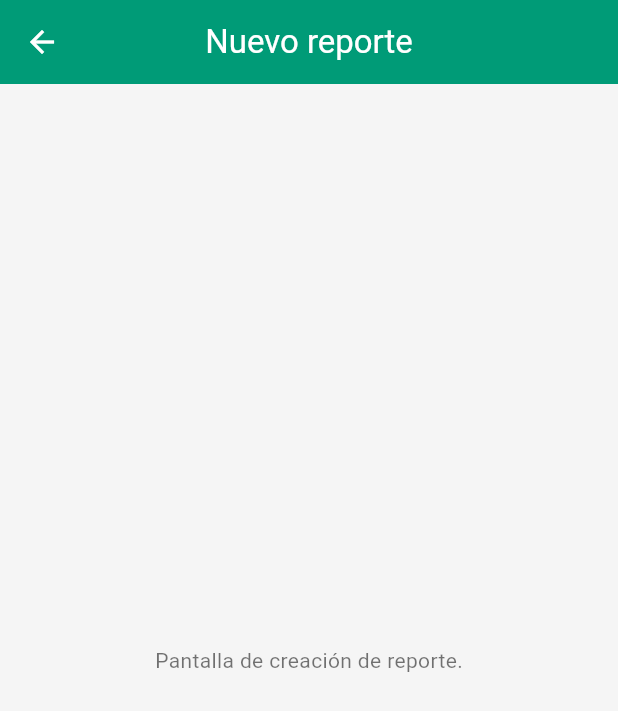
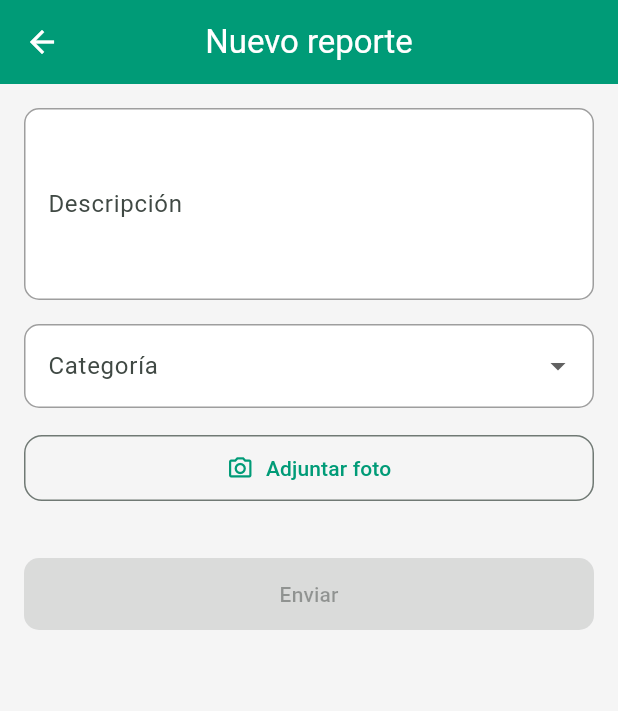
Before and after one commit to ErwinZGriego/FixItApp, a Flutter app: the CreateReportScreen screen opened by its route, on a phone screen of 412 x 824 dp. Shown: the top 711 px of the screen. Run offline on Flutter 3.47's test engine with Material 3 defaults, Android fonts, the phone set to English and light mode, and no system bars; our stand-ins replace firebase_core, get_it, image_picker; accounts and stored records are empty.

Commit message:
Feat: created form for the new reports

```diff
--- a/lib/presentation/screens/create_report_screen.dart
+++ b/lib/presentation/screens/create_report_screen.dart
@@ -1,4 +1,9 @@
+import 'dart:io';
+
 import 'package:flutter/material.dart';
+import 'package:provider/provider.dart';
+
+import '../viewmodels/create_report_view_model.dart';
 
 class CreateReportScreen extends StatelessWidget {
   const CreateReportScreen({super.key});
@@ -7,14 +12,109 @@ class CreateReportScreen extends StatelessWidget {
 
   @override
   Widget build(BuildContext context) {
+    final vm = context.watch<CreateReportViewModel>();
+
     return Scaffold(
       appBar: AppBar(title: const Text('Nuevo reporte')),
-      body: const Center(
-        child: Text(
-          'Pantalla de creación de reporte.',
-          style: TextStyle(color: Colors.black54),
+      body: SingleChildScrollView(
+        padding: const EdgeInsets.all(16),
+        child: Column(
+          crossAxisAlignment: CrossAxisAlignment.stretch,
+          children: [
+            // Descripción
+            TextField(
+              controller: vm.descriptionController,
+              maxLines: 4,
+              decoration: InputDecoration(
+                labelText: 'Descripción',
+                hintText: 'Describe el incidente...',
+                border: OutlineInputBorder(
+                  borderRadius: BorderRadius.circular(12),
+                ),
+              ),
+            ),
+            const SizedBox(height: 16),
+
+            // Categoría
+            DropdownButtonFormField<String>(
+              initialValue: vm.selectedCategory,
+              items: vm.categories
+                  .map((c) => DropdownMenuItem(value: c, child: Text(c)))
+                  .toList(),
+              onChanged: vm.setCategory,
+              decoration: InputDecoration(
+                labelText: 'Categoría',
+                border: OutlineInputBorder(
+                  borderRadius: BorderRadius.circular(12),
+                ),
+              ),
+            ),
+            const SizedBox(height: 16),
+
+            // Adjuntar foto
+            OutlinedButton.icon(
+              onPressed: vm.isBusy ? null : vm.attachPhoto,
+              icon: vm.isBusy
+                  ? const SizedBox(
+                      width: 18,
+                      height: 18,
+                      child: CircularProgressIndicator(strokeWidth: 2),
+                    )
+                  : const Icon(Icons.camera_alt_outlined),
+              label: Text(vm.isBusy ? 'Abriendo cámara...' : 'Adjuntar foto'),
+              style: OutlinedButton.styleFrom(
+                padding: const EdgeInsets.symmetric(vertical: 12),
+                shape: RoundedRectangleBorder(
+                  borderRadius: BorderRadius.circular(12),
+                ),
+              ),
+            ),
+            const SizedBox(height: 12),
+
+            // Vista previa (si existe)
+            if (vm.imagePath != null) _ImagePreview(path: vm.imagePath!),
+
+            const SizedBox(height: 24),
+
+            ElevatedButton(
+              onPressed: null, // se habilitará en HU-09/11
+              style: ElevatedButton.styleFrom(
+                padding: const EdgeBoxConstraints().padding,
+              ),
+              child: const Text('Enviar'),
+            ),
+          ],
         ),
       ),
     );
   }
 }
+
+class _ImagePreview extends StatelessWidget {
+  const _ImagePreview({required this.path});
+
+  final String path;
+
+  @override
+  Widget build(BuildContext context) {
+    final radius = BorderRadius.circular(14);
+    return ClipRRect(
+      borderRadius: radius,
+      child: Container(
+        constraints: const BoxConstraints(maxHeight: 220),
+        decoration: BoxDecoration(
+          borderRadius: radius,
+          border: Border.all(color: Colors.black.withValues(alpha: 0.08)),
+        ),
+        child: Image.file(File(path), fit: BoxFit.cover),
+      ),
+    );
+  }
+}
+
+// Pequeño helper para mantener padding consistente
+class EdgeBoxConstraints {
+  const EdgeBoxConstraints();
+
+  EdgeInsets get padding => const EdgeInsets.symmetric(vertical: 14);
+}
--- /dev/null
+++ b/lib/presentation/viewmodels/create_report_view_model.dart
@@ -0,0 +1,66 @@
+import 'package:flutter/material.dart';
+
+import '../../core/di/service_locator.dart';
+import '../../domain/repositories/i_camera_service.dart';
+import '../../domain/repositories/i_local_storage_service.dart';
+
+class CreateReportViewModel extends ChangeNotifier {
+  CreateReportViewModel({
+    ICameraService? cameraService,
+    ILocalStorageService? localStorageService,
+  }) : _camera = cameraService ?? getIt<ICameraService>(),
+       _storage = localStorageService ?? getIt<ILocalStorageService>();
+
+  final ICameraService _camera;
+  final ILocalStorageService _storage;
+
+  // Texto libre del reporte
+  final TextEditingController descriptionController = TextEditingController();
+
+  // Lista categorias
+  final List<String> categories = const [
+    'Mantenimiento',
+    'Seguridad',
+    'Limpieza',
+    'Infraestructura',
+    'Otro',
+  ];
+
+  String? selectedCategory;
+  String? imagePath; // ruta persistente
+  bool isBusy = false;
+
+  // Adjuntar foto desde la cámara y guardarla de forma persistente
+  Future<void> attachPhoto() async {
+    if (isBusy) return;
+    isBusy = true;
+    notifyListeners();
+
+    try {
+      final tempFile = await _camera.takePicture();
+      if (tempFile == null) {
+        // Usuario canceló
+        return;
+      }
+
+      // Guardamos en almacenamiento persistente
+      final saved = await _storage.saveImage(tempFile);
+      imagePath = saved.path;
+    } finally {
+      isBusy = false;
+      notifyListeners();
+    }
+  }
+
+  // Cambiar categoría
+  void setCategory(String? value) {
+    selectedCategory = value;
+    notifyListeners();
+  }
+
+  @override
+  void dispose() {
+    descriptionController.dispose();
+    super.dispose();
+  }
+}
```
Also changed, not shown: lib/presentation/app/fixit_app.dart (+6 -1 lines).
